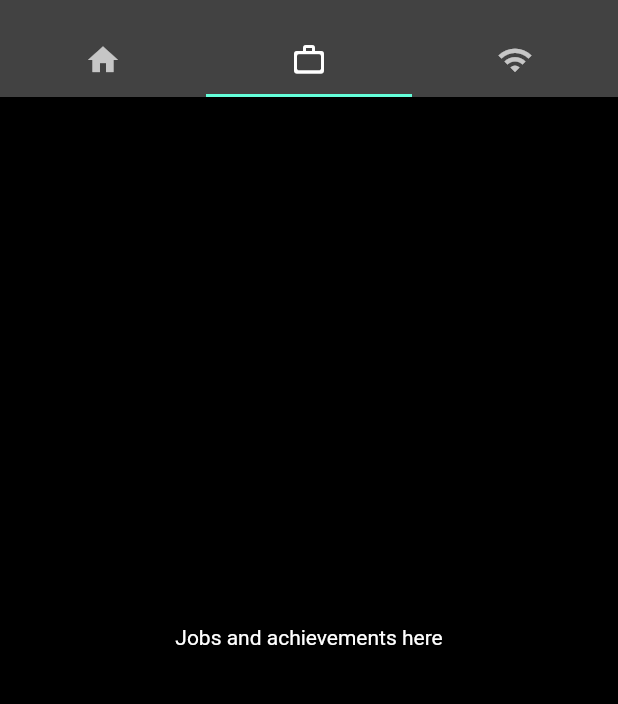
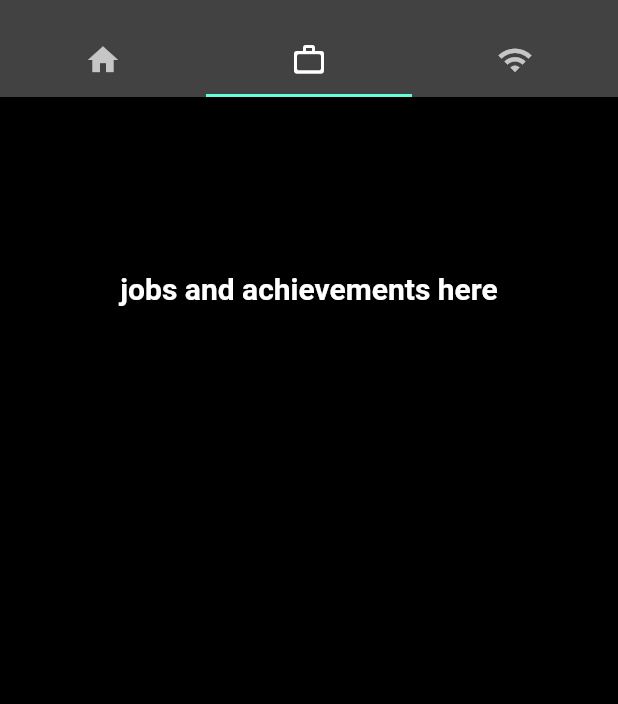
Before and after one commit to ekam-g/carghai_website, a Flutter app: the screen it shows after launch, tab 2 chosen, on a phone screen of 412 x 824 dp, the part 59-763 px from its top. Run offline on Flutter 3.47's test engine with Material 2 defaults, Android fonts, the phone set to English and light mode, and no system bars.

Commit message:
Added cool things

```diff
--- /dev/null
+++ b/lib/screens/jobtab.dart
@@ -0,0 +1,34 @@
+import 'package:flutter/material.dart';
+
+class tab2job extends StatefulWidget {
+
+
+  tab2job({Key? key,})
+      : super(key: key);
+
+  @override
+  _tab2job createState() => _tab2job();
+}
+
+class _tab2job extends State<tab2job> {
+  @override
+  Widget build(BuildContext context) {
+    return Scaffold(
+        body: Center(
+            child: Column(
+              children: const [
+                Spacer(),
+                Text(
+                  'jobs and achievements here',
+                  style: TextStyle(
+                    fontSize: 20,
+                    fontWeight: FontWeight.bold,
+                  ),
+                ),
+                Spacer(
+                  flex: 5,
+                ),
+              ],
+            )));
+  }
+}
--- a/lib/screens/tabbarhome.dart
+++ b/lib/screens/tabbarhome.dart
@@ -1,3 +1,5 @@
+import 'package:carghai_website/screens/jobtab.dart';
+import 'package:carghai_website/screens/socialsTab.dart';
 import 'package:flutter/material.dart';
 
 import 'hometab.dart';
@@ -43,14 +45,8 @@ class _MyHomePage extends State<MyHomePage> with TickerProviderStateMixin {
         controller: _tabController,
         children: <Widget>[
           tab1Home(),
-          const Center(
-            child: Text(
-              "Jobs and achievements here",
-            ),
-          ),
-          const Center(
-            child: Text("Socials Go here"),
-          ),
+          tab2job(),
+          tab3social(),
         ],
       ),
     );
```
Also changed, not shown: lib/screens/socialsTab.dart (added, +34 -0 lines).
